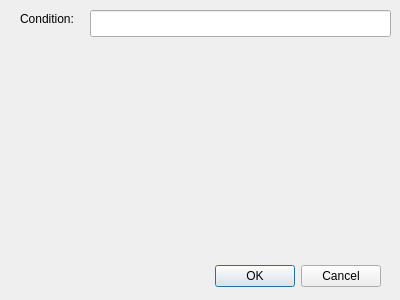
This is uis/breakpoint.ui in amirgeva/coide as Qt 5 draws it before an edit. The edited form follows.
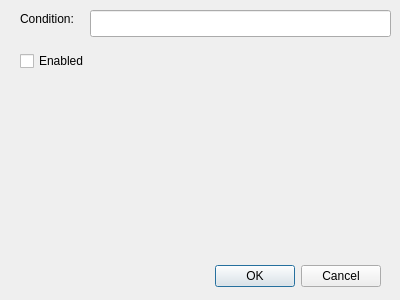
This is the edited form.

Commit message: Add enable checkbox

Patch:
```diff
--- a/uis/breakpoint.ui
+++ b/uis/breakpoint.ui
@@ -52,6 +52,19 @@
     <string>Condition:</string>
    </property>
   </widget>
+  <widget class="QCheckBox" name="enabled">
+   <property name="geometry">
+    <rect>
+     <x>20</x>
+     <y>50</y>
+     <width>88</width>
+     <height>22</height>
+    </rect>
+   </property>
+   <property name="text">
+    <string>Enabled</string>
+   </property>
+  </widget>
  </widget>
  <resources/>
  <connections>
```
